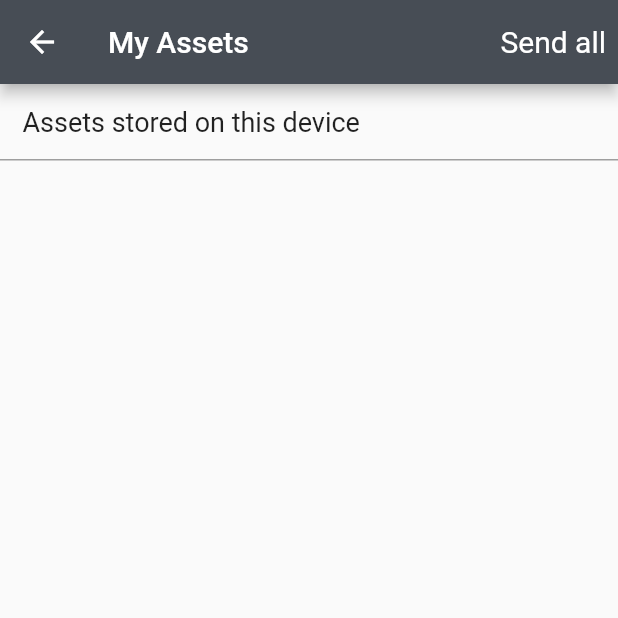
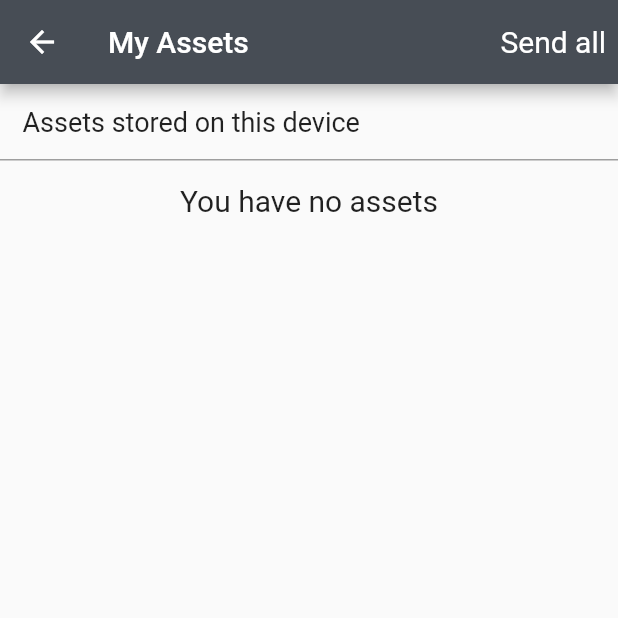
Before and after one commit to tejsohi/pebble_pocket_flutter, a Flutter app: the screen it shows after launch, in the side drawer, after a tap on "My Assets", on a phone screen of 412 x 824 dp, the top half of it. Run offline on Flutter 3.47's test engine with Material 2 defaults, Android fonts, the phone set to English and light mode, and no system bars; our stand-ins replace shared_preferences, webview_flutter.

Commit message:
Tidied up sidebar options and added a message to My Assets page when there are no assets

```diff
--- a/lib/components/my_assets/my_assets.dart
+++ b/lib/components/my_assets/my_assets.dart
@@ -1,10 +1,7 @@
-import 'dart:developer';
-
 import 'package:flutter/material.dart';
 import 'package:pebble_pocket_flutter/components/create_a_post/post_info.dart';
 import 'package:pebble_pocket_flutter/components/my_assets/assets.dart';
 import 'package:shared_preferences/shared_preferences.dart';
-
 import '../create_a_post/post.dart';
 
 // ignore: must_be_immutable
@@ -22,16 +19,35 @@ class _MyAssetsState extends State<MyAssets> {
 
   Future<void> loadPosts() async {
     SharedPreferences prefs = await SharedPreferences.getInstance();
-    String getPrefs = prefs.getString('post')!;
+    String getPrefs = prefs.getString('post') ?? '';
 
+    if (getPrefs.isNotEmpty) {
       List<Post> posts = Post.decode(getPrefs);
-    inspect(posts);
 
       setState(() {
+        if (posts.isNotEmpty) {
           for (var post in posts) {
             assets.posts.add(post);
           }
+        }
       });
+    }
+  }
+
+  checkIfAnyAssets() {
+    if (assets.posts.isNotEmpty) {
+      return assets.posts.map((post) {
+        PostInfo(post: post);
+      }).toList();
+    }
+
+    return Padding(
+      padding: const EdgeInsets.all(15.0),
+      child: Text(
+        'You have no assets',
+        style: TextStyle(fontSize: 20),
+      ),
+    );
   }
 
   @override
@@ -76,7 +92,7 @@ class _MyAssetsState extends State<MyAssets> {
             color: Colors.grey,
           ),
           Column(
-            children: assets.posts.map((post) => PostInfo(post: post)).toList(),
+            children: [checkIfAnyAssets()],
           ),
         ],
       ),
--- a/lib/components/sidebar/sidebar.dart
+++ b/lib/components/sidebar/sidebar.dart
@@ -48,12 +48,20 @@ class _SideBarState extends State<SideBar> {
                   MaterialPageRoute(builder: (context) => LoginWebView()));
             },
           ),
+          ExpansionTile(
+            title: Text('Stores'),
+            children: [
               ListTile(
                 title: const Text('Asset Store (WIP)'),
               ),
               ListTile(
                 title: const Text('Resource Store (WIP)'),
               ),
+            ],
+          ),
+          ExpansionTile(
+            title: Text('Get Creative'),
+            children: [
               ListTile(
                 title: const Text('Create a post'),
                 onTap: () {
@@ -73,6 +81,8 @@ class _SideBarState extends State<SideBar> {
               ListTile(
                 title: const Text('Add a video (WIP)'),
               ),
+            ],
+          ),
           ListTile(
             title: const Text('My Assets'),
             onTap: () {
```
Also changed, not shown: 1 other file. Lines whose indentation alone changed are shown as unchanged.
